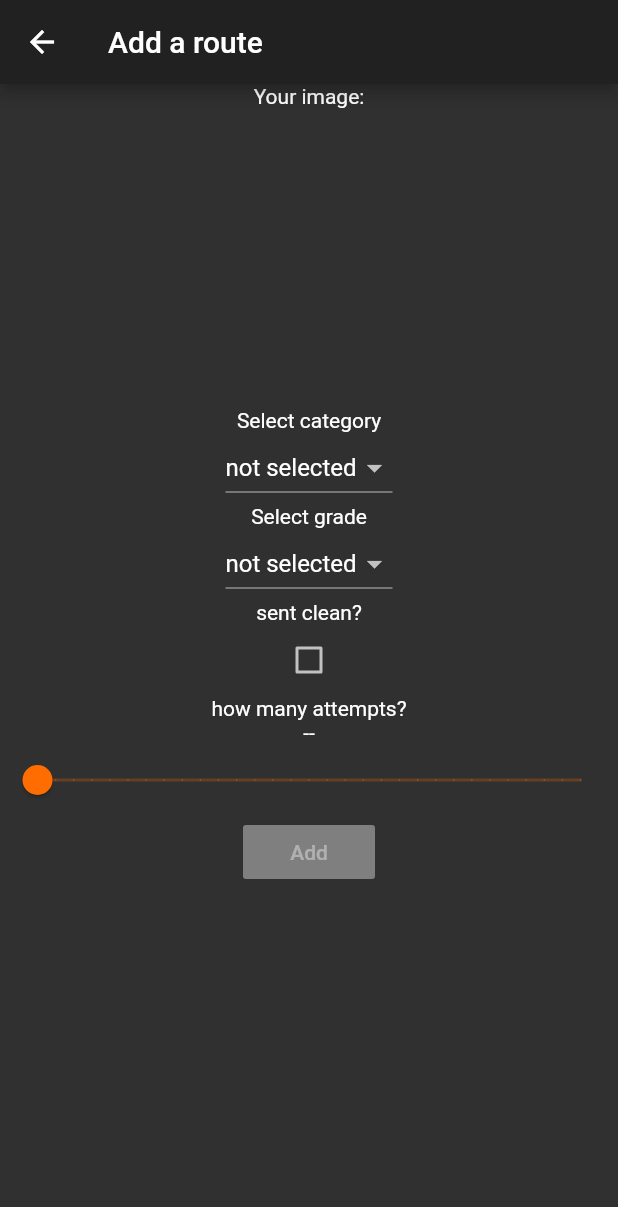
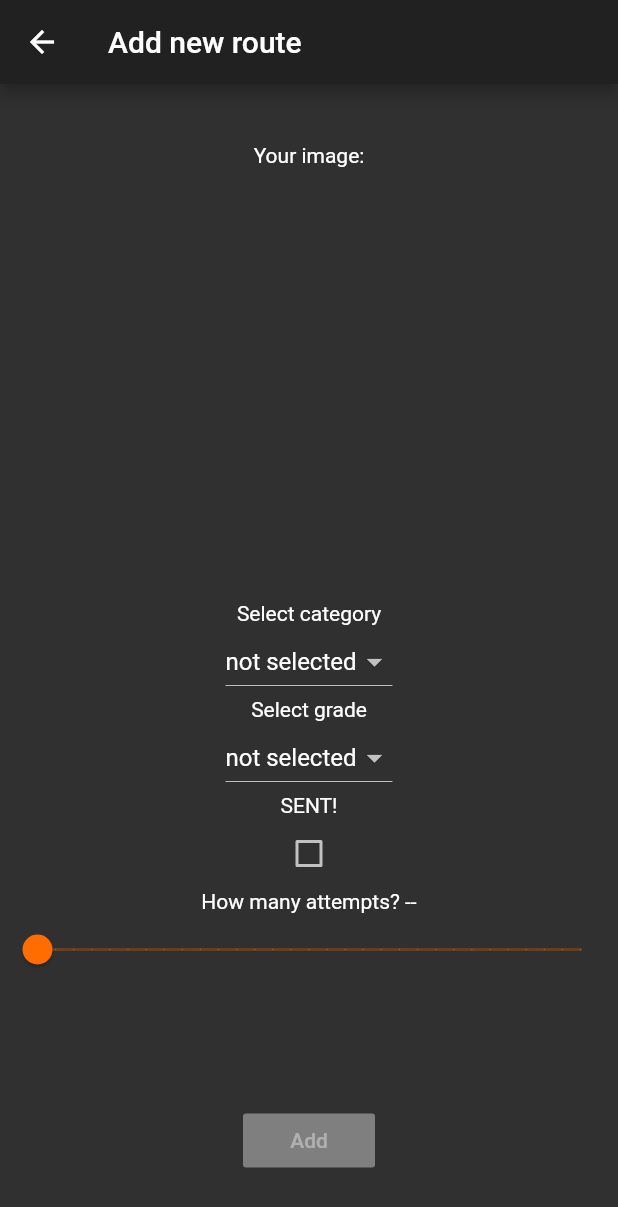
Before and after one commit to andrius-sil/climbicus, a Flutter app: the AddRoutePage screen opened directly, on a phone screen of 412 x 824 dp. Shown: the top 1207 px of the screen. Run offline on Flutter 3.47's test engine with Material 2 defaults, Android fonts, the phone set to English and light mode, and no system bars; our stand-ins replace bloc, camera, carousel_slider, flutter_bloc, flutter_image_compress, flutter_secure_storage and 4 more; accounts and stored records are empty; generated files the repository leaves out were written again; network calls fail; Roboto replaces fonts that are missing (Helvetica); statements that could not run were skipped.

Commit message:
new route page styling

```diff
--- a/app/climbicus/lib/screens/add_route.dart
+++ b/app/climbicus/lib/screens/add_route.dart
@@ -1,7 +1,9 @@
 import 'package:climbicus/blocs/gym_routes_bloc.dart';
 import 'package:climbicus/blocs/route_images_bloc.dart';
 import 'package:climbicus/blocs/route_predictions_bloc.dart';
+import 'package:climbicus/style.dart';
 import 'package:climbicus/utils/route_grades.dart';
+import 'package:climbicus/widgets/route_log.dart';
 import 'package:flutter/material.dart';
 import 'package:flutter_bloc/flutter_bloc.dart';
 
@@ -17,6 +19,9 @@ class AddRoutePage extends StatefulWidget {
 class _AddRoutePageState extends State<AddRoutePage> {
   static const NOT_SELECTED = "not selected";
 
+  final checkboxSentKey = new GlobalKey<CheckboxSentState>();
+  final sliderAttemptsKey = new GlobalKey<SliderAttemptsState>();
+
   Image _takenImage;
 
   GymRoutesBloc _gymRoutesBloc;
@@ -25,8 +30,6 @@ class _AddRoutePageState extends State<AddRoutePage> {
   String _selectedCategory = NOT_SELECTED;
   String _selectedGrade = NOT_SELECTED;
   String _selectedGradeSystem = NOT_SELECTED;
-  bool _selectedCompleted = false;
-  double _selectedNumAttempts;
 
   @override
   void initState() {
@@ -45,16 +48,70 @@ class _AddRoutePageState extends State<AddRoutePage> {
   Widget build(BuildContext context) {
     return Scaffold(
       appBar: AppBar(
-        title: const Text('Add a route'),
+        title: const Text('Add new route'),
       ),
       body: Center(
-        child: Column(children: <Widget>[
+        child: Column(
+          mainAxisAlignment: MainAxisAlignment.spaceAround,
+          children: <Widget>[
+            Column(
+              children: <Widget>[
                 Text("Your image:"),
+                SizedBox(height: COLUMN_PADDING),
                 Container(
                   height: 200.0,
                   width: 200.0,
                   child: _takenImage,
                 ),
+              ],
+            ),
+            Column(
+              children: <Widget>[
+                _buildSelectCategory(),
+                _buildSelectGrade(),
+                CheckboxSent(key: checkboxSentKey),
+                SliderAttempts(key: sliderAttemptsKey),
+              ],
+            ),
+            RaisedButton(
+              child: Text('Add'),
+              onPressed: (_selectedCategory == NOT_SELECTED ||
+                          _selectedGrade == NOT_SELECTED) ?
+                null :
+                uploadAndNavigateBack,
+            ),
+          ],
+        ),
+      ),
+    );
+  }
+
+  Widget _buildSelectGrade() {
+    return Column(
+      children: <Widget>[
+        Text("Select grade"),
+        DropdownButton<String>(
+          value: _selectedGrade,
+          items: ([NOT_SELECTED] + _gradeSystems())
+              .map<DropdownMenuItem<String>>((String value) {
+            return DropdownMenuItem<String>(
+              value: value,
+              child: Text(value),
+            );
+          }).toList(),
+          onChanged: (String value) {
+            setState(() {
+              _selectedGrade = value;
+            });
+          },
+        ),
+      ],
+    );
+  }
+
+  Widget _buildSelectCategory() {
+    return Column(
+      children: <Widget>[
         Text("Select category"),
         DropdownButton<String>(
           value: _selectedCategory,
@@ -75,61 +132,8 @@ class _AddRoutePageState extends State<AddRoutePage> {
             });
           },
         ),
-          Text("Select grade"),
-          DropdownButton<String>(
-            value: _selectedGrade,
-            items: ([NOT_SELECTED] + _gradeSystems())
-                .map<DropdownMenuItem<String>>((String value) {
-              return DropdownMenuItem<String>(
-                value: value,
-                child: Text(value),
+      ],
     );
-            }).toList(),
-            onChanged: (String value) {
-              setState(() {
-                _selectedGrade = value;
-              });
-            },
-          ),
-          Text("sent clean?"),
-          Checkbox(
-            value: _selectedCompleted,
-            onChanged: (bool value) {
-              setState(() {
-                _selectedCompleted = value;
-              });
-            },
-          ),
-          Text("how many attempts?"),
-          Text("${_numAttemptsLabel()}"),
-          Slider(
-            value: (_selectedNumAttempts == null) ? 0.0 : _selectedNumAttempts,
-            min: 0.0,
-            max: 30.0,
-            divisions: 30,
-            label: _numAttemptsLabel(),
-            onChanged: (double value) => setState(() {
-              (value == 0.0) ?
-              _selectedNumAttempts = null :
-              _selectedNumAttempts = value;
-            }),
-          ),
-          RaisedButton(
-            child: Text('Add'),
-            onPressed: (_selectedCategory == NOT_SELECTED ||
-                        _selectedGrade == NOT_SELECTED) ?
-              null :
-              uploadAndNavigateBack,
-          ),
-        ]),
-      ),
-    );
-  }
-
-  String _numAttemptsLabel() {
-    return (_selectedNumAttempts == null) ?
-    "--" :
-    "${_selectedNumAttempts.toInt()}";
   }
 
   List<String> _gradeSystems() {
@@ -144,8 +148,8 @@ class _AddRoutePageState extends State<AddRoutePage> {
     _gymRoutesBloc.add(AddNewGymRouteWithUserLog(
       category: _selectedCategory,
       grade: "${_selectedGradeSystem}_$_selectedGrade",
-      completed: _selectedCompleted,
-      numAttempts: (_selectedNumAttempts == null) ? null : _selectedNumAttempts.toInt(),
+      completed: checkboxSentKey.currentState.value,
+      numAttempts: sliderAttemptsKey.currentState.value,
       routeImage: widget.imgPickerData.routeImage,
     ));
 
```
Lines whose indentation alone changed are shown as unchanged.
